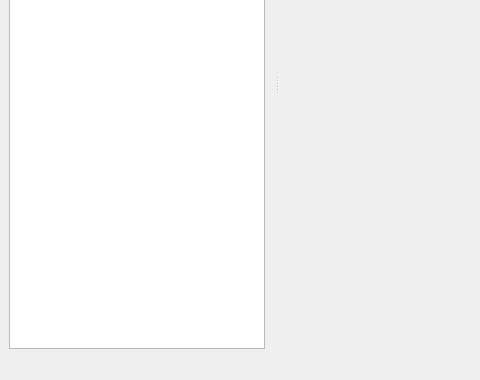
This is viewer_mapnik/src/guimapnikviewer.ui in iut-ibk/DynaMind-Gui as Qt 5 draws it before an edit; both pictures show x 0 to 480 and y 220 to 600 of the 800 by 600 pixel window. The edited form follows.
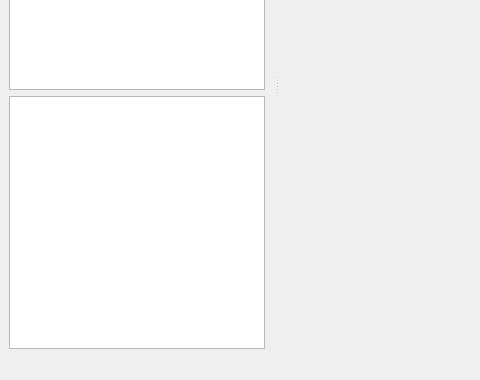
This is the edited form. Custom widgets are drawn as their Qt base class.

Commit message: added system support

What changed in the file:
```diff
--- a/viewer_mapnik/src/guimapnikviewer.ui
+++ b/viewer_mapnik/src/guimapnikviewer.ui
@@ -58,14 +58,14 @@
    <property name="minimumSize">
     <size>
      <width>250</width>
-     <height>128</height>
+     <height>216</height>
     </size>
    </property>
    <attribute name="dockWidgetArea">
     <number>1</number>
    </attribute>
    <widget class="QWidget" name="dockWidgetContents">
-    <layout class="QHBoxLayout" name="horizontalLayout_2">
+    <layout class="QVBoxLayout" name="verticalLayout">
      <item>
       <widget class="QTreeWidget" name="treeWidget">
        <property name="sizePolicy">
@@ -96,6 +96,9 @@
        </column>
       </widget>
      </item>
+     <item>
+      <widget class="QListWidget" name="listWidget_systems"/>
+     </item>
     </layout>
    </widget>
   </widget>
```
The commit also changes 4 other files.
